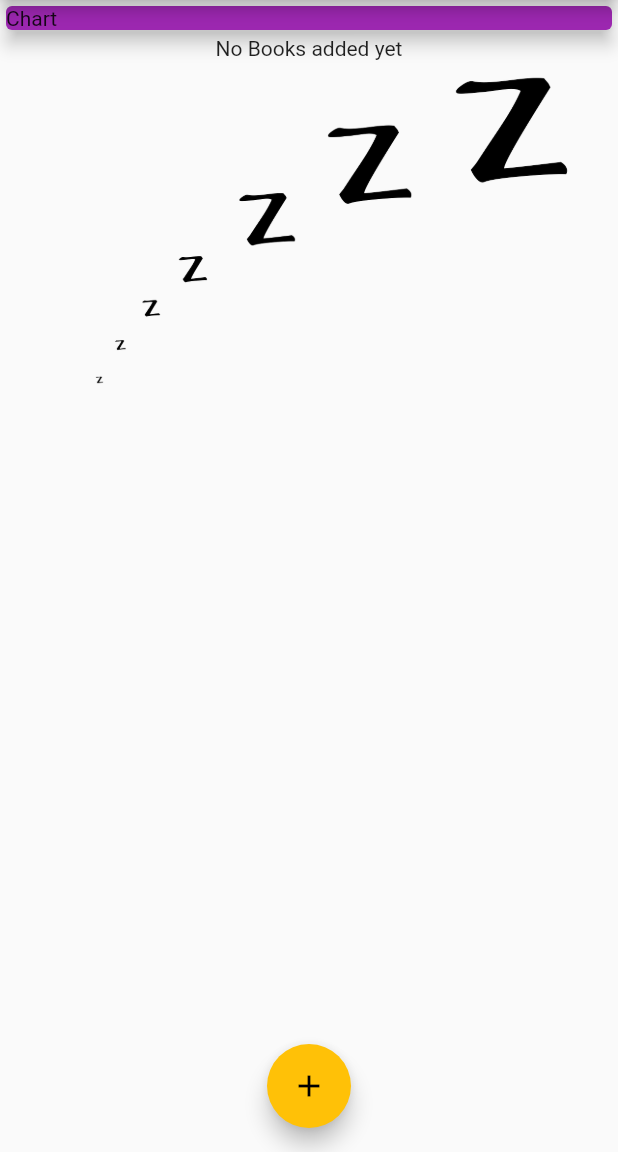
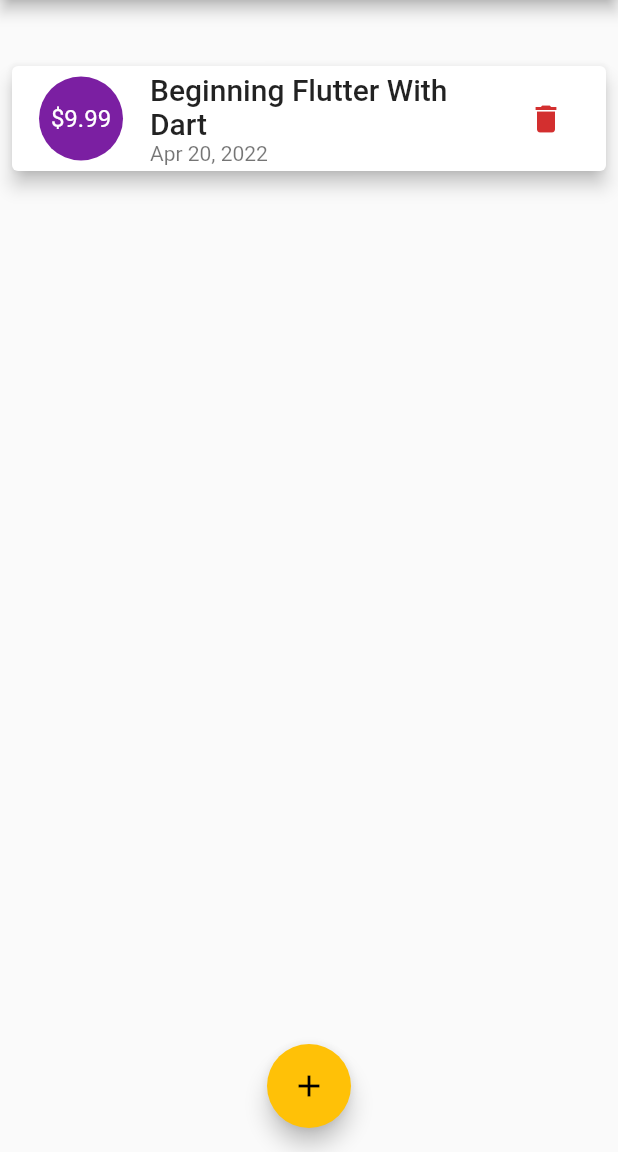
Before and after one commit to hdwhitem/Personal_Expenses_App, a Flutter app: the screen it shows after launch, on a phone screen of 412 x 824 dp, the part 84-1236 px from its top. Run offline on Flutter 3.47's test engine with Material 2 defaults, Android fonts, the phone set to English and light mode, and no system bars; Roboto replaces fonts that are missing (Quicksand).

```diff
--- a/lib/main.dart
+++ b/lib/main.dart
@@ -1,3 +1,5 @@
+import 'widgets/chart.dart';
+
 import 'widgets/book_list.dart';
 import 'widgets/new_book.dart';
 import 'package:flutter/material.dart';
@@ -43,21 +45,41 @@ class HomeScreen extends StatefulWidget {
 
 class _HomeScreenState extends State<HomeScreen> {
   late Book newBk;
-  final List<Book> _userBooks = [];
+  final List<Book> _userBooks = [
+    Book(
+      id: 'p1',
+      title: 'Beginning Flutter With Dart',
+      description: 'You can learn Flutter as well Dart.',
+      price: 9.99,
+      date: DateTime.now(),
+      imageUrl:
+          'https://cdn.pixabay.com/photo/2014/09/05/18/32/old-books-436498_960_720.jpg',
+    ),
+  ];
 
-  void _addNewBook(String txTitle, double txPrice) {
+  void _addNewBook(String txTitle, double txPrice, DateTime chosenDate) {
     setState(() {
       newBk = Book(
         title: txTitle,
         price: txPrice,
         description: 'Flutter State Management',
-        id: '2222',
+        id: DateTime.now().toString(),
         imageUrl:
             'https://cdn.pixabay.com/photo/2015/11/19/21/10/glasses-1052010_960_720.jpg',
-        date: DateTime.now(),
+        date: chosenDate,
       );
       _userBooks.add(newBk);
     });
+  }
+
+  List<Book> get _recentTransactions {
+    return _userBooks.where((Tx) {
+      return Tx.date.isAfter(
+        DateTime.now().subtract(
+          Duration(days: 7),
+        ),
+      );
+    }).toList();
   }
 
   void _startAddNewBook(BuildContext ctx) {
@@ -103,13 +125,7 @@ class _HomeScreenState extends State<HomeScreen> {
             //mainAxisAlignment: MainAxisAlignment.spaceAround,
             crossAxisAlignment: CrossAxisAlignment.stretch,
             children: <Widget>[
-              Container(
-                child: const Card(
-                  color: Colors.purple,
-                  elevation: 5,
-                  child: Text('Chart'),
-                ),
-              ),
+              Chart(recentTransactions: _recentTransactions),
               BookList(
                 books: _userBooks,
                 deleteTx: _deleteTransaction,
--- /dev/null
+++ b/lib/widgets/chart.dart
@@ -0,0 +1,39 @@
+import 'package:flutter/material.dart';
+import 'package:intl/intl.dart';
+import '../models/book.dart';
+
+class Chart extends StatelessWidget {
+  final List<Book> recentTransactions;
+
+  Chart({Key? key, required this.recentTransactions}) : super(key: key);
+
+  List<Map<String, Object>> get groupedTransactionValues {
+    return List.generate(7, (index) {
+      final weekDay = DateTime.now().subtract(Duration(days: index));
+      var totalSum = 0.0;
+
+      for (var i = 0; i < recentTransactions.length; i++) {
+        if (recentTransactions[i].date.day == weekDay.day &&
+            recentTransactions[i].date.month == weekDay.month &&
+            recentTransactions[i].date.year == weekDay.year) {
+          totalSum += recentTransactions[i].price;
+        }
+      }
+      print(DateFormat.E().format(weekDay));
+      print(totalSum);
+      return {'day': DateFormat.E().format(weekDay), 'Amount': totalSum};
+    });
+  }
+
+  @override
+  Widget build(BuildContext context) {
+    print(groupedTransactionValues);
+    return Card(
+      elevation: 6,
+      margin: EdgeInsets.all(20),
+      child: Row(
+        children: <Widget>[],
+      ),
+    );
+  }
+}
```
Also changed, not shown: lib/widgets/new_book.dart (+27 -10 lines).
